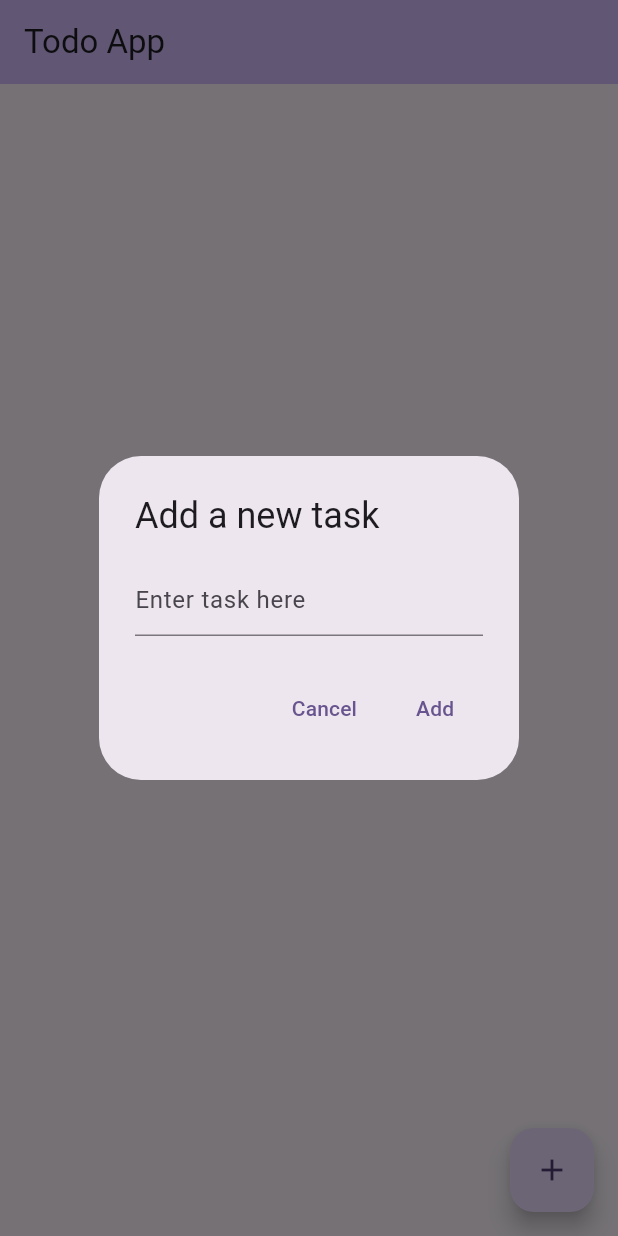
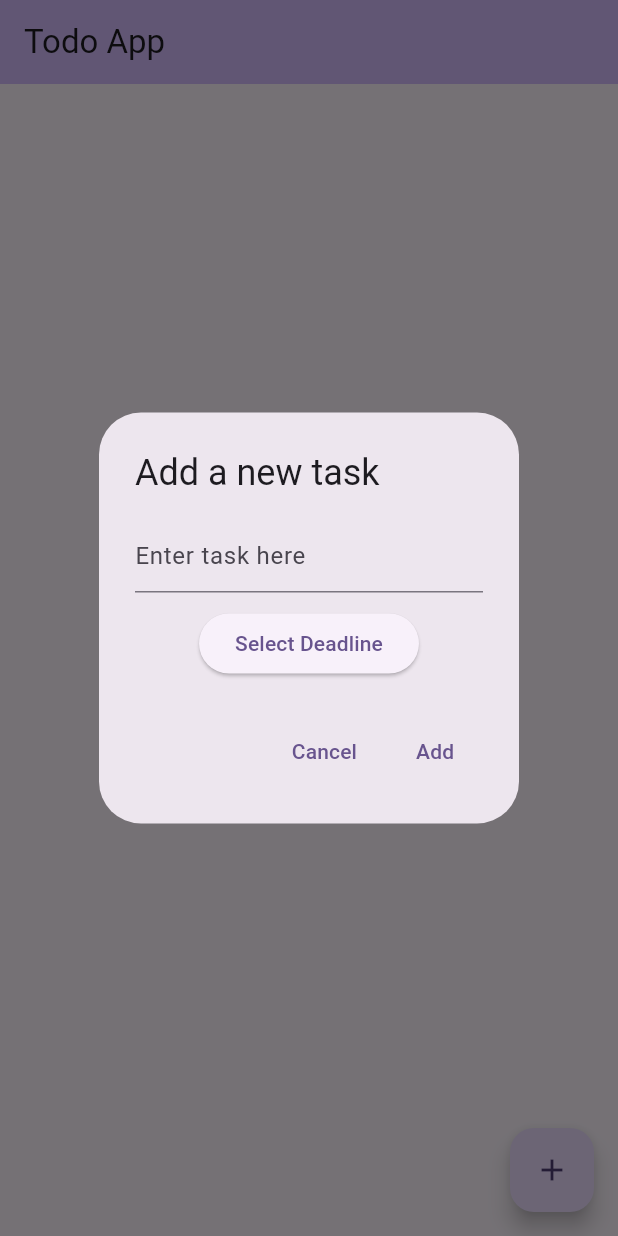
Before and after one commit to romikgosai/flutter_todo_app, a Flutter app: the screen it shows after launch, after a tap on the "add" icon, on a phone screen of 412 x 824 dp. Run offline on Flutter 3.47's test engine with Material 3 defaults, Android fonts, the phone set to English and light mode, and no system bars.

Commit message:
task deadline added

```diff
--- a/lib/main.dart
+++ b/lib/main.dart
@@ -36,10 +36,10 @@ class _MyHomePageState extends State<MyHomePage> {
   // List to store todo items
   final List<TodoItem> _todoItems = [];
 
-  // Method to add a new todo item
-  void _addTodoItem(String title) {
+  // Method to add a new todo item with a deadline
+  void _addTodoItem(String title, DateTime deadline) {
     setState(() {
-      _todoItems.add(TodoItem(title: title));
+      _todoItems.add(TodoItem(title: title, deadline: deadline));
     });
   }
 
@@ -57,19 +57,50 @@ class _MyHomePageState extends State<MyHomePage> {
     });
   }
 
-  // Method to prompt the user to add a new todo item
+  // Method to prompt the user to add a new todo item with a deadline
   void _promptAddTodoItem() {
     showDialog(
       context: context,
       builder: (BuildContext context) {
         String newTodoTitle = '';
+        DateTime? selectedDeadline;
+        return StatefulBuilder(
+          builder: (context, setState) {
             return AlertDialog(
               title: const Text('Add a new task'),
-          content: TextField(
+              content: Column(
+                mainAxisSize: MainAxisSize.min,
+                children: [
+                  TextField(
                     onChanged: (value) {
                       newTodoTitle = value;
                     },
-            decoration: const InputDecoration(hintText: 'Enter task here'),
+                    decoration: const InputDecoration(
+                      hintText: 'Enter task here',
+                    ),
+                  ),
+                  const SizedBox(height: 10),
+                  ElevatedButton(
+                    onPressed: () async {
+                      final DateTime? picked = await showDatePicker(
+                        context: context,
+                        initialDate: DateTime.now(),
+                        firstDate: DateTime(2000), // Allow past dates
+                        lastDate: DateTime(2101),
+                      );
+                      if (picked != null && picked != selectedDeadline) {
+                        setState(() {
+                          selectedDeadline = picked;
+                        });
+                      }
+                    },
+                    child: Text(
+                      selectedDeadline == null
+                          ? 'Select Deadline'
+                          : 'Deadline: ${selectedDeadline!.toLocal().toString().split(' ')[0]}',
+                    ),
+                  ),
+                ],
               ),
               actions: <Widget>[
                 TextButton(
@@ -81,8 +112,8 @@ class _MyHomePageState extends State<MyHomePage> {
                 TextButton(
                   child: const Text('Add'),
                   onPressed: () {
-                if (newTodoTitle.isNotEmpty) {
-                  _addTodoItem(newTodoTitle);
+                    if (newTodoTitle.isNotEmpty && selectedDeadline != null) {
+                      _addTodoItem(newTodoTitle, selectedDeadline!);
                       Navigator.of(context).pop();
                     }
                   },
@@ -91,6 +122,27 @@ class _MyHomePageState extends State<MyHomePage> {
             );
           },
         );
+      },
+    );
+  }
+
+  // Method to calculate remaining or exceeded days with color indication
+  String _calculateRemainingDays(DateTime deadline) {
+    final Duration difference = deadline.difference(DateTime.now());
+    if (difference.isNegative) {
+      return '${difference.inDays.abs()} days exceeded';
+    } else {
+      return '${difference.inDays} days remaining';
+    }
+  }
+
+  Color _getDeadlineColor(DateTime deadline) {
+    final Duration difference = deadline.difference(DateTime.now());
+    if (difference.isNegative) {
+      return Colors.red; // Red color for exceeded days
+    } else {
+      return Colors.black; // Default color for remaining days
+    }
   }
 
   @override
@@ -104,12 +156,27 @@ class _MyHomePageState extends State<MyHomePage> {
         itemCount: _todoItems.length,
         itemBuilder: (context, index) {
           final todoItem = _todoItems[index];
-          return ListTile(
+          return Container(
+            margin: const EdgeInsets.symmetric(vertical: 5, horizontal: 10),
+            child: Card(
+              shape: RoundedRectangleBorder(
+                borderRadius: BorderRadius.circular(15),
+              ),
+              child: Padding(
+                padding: const EdgeInsets.only(left: 16.0), // Added left padding
+                child: ListTile(
                   title: Text(
                     todoItem.title,
                     style: TextStyle(
-                decoration: todoItem.isDone ? TextDecoration.lineThrough : null,
+                      fontSize: 24, // Increased font size
+                      fontFamily: 'Roboto', // Modern font
+                      decoration:
+                          todoItem.isDone ? TextDecoration.lineThrough : null,
                     ),
+                  ),
+                  subtitle: Text(
+                    _calculateRemainingDays(todoItem.deadline),
+                    style: TextStyle(color: _getDeadlineColor(todoItem.deadline)),
                   ),
                   trailing: Row(
                     mainAxisSize: MainAxisSize.min,
@@ -128,6 +195,9 @@ class _MyHomePageState extends State<MyHomePage> {
                       ),
                     ],
                   ),
+                ),
+              ),
+            ),
           );
         },
       ),
--- a/lib/models/todo_item.dart
+++ b/lib/models/todo_item.dart
@@ -6,6 +6,9 @@ class TodoItem {
   // Boolean indicating whether the todo item is done
   bool isDone;
 
+  // Deadline of the todo item
+  final DateTime deadline;
+
   // Constructor to initialize the todo item
-  TodoItem({required this.title, this.isDone = false});
+  TodoItem({required this.title, this.isDone = false, required this.deadline});
 }
```
Lines whose indentation alone changed are shown as unchanged.
